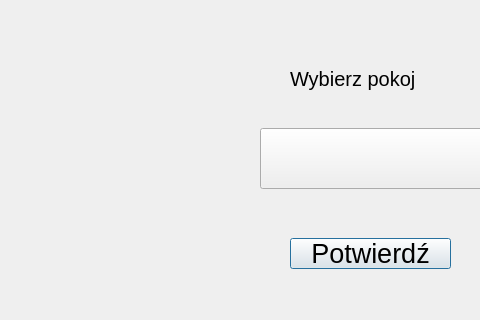
Before: the Qt Designer form src/client/room.ui in x-Yoshida/SK2-Projekt, drawn with Qt 5; both pictures show x 0 to 480 and y 172 to 492 of the 1000 by 800 pixel window.
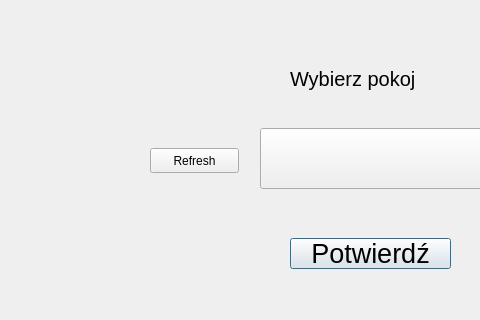
After: the same form once the commit is applied.

Patch:
```diff
--- a/src/client/room.ui
+++ b/src/client/room.ui
@@ -81,6 +81,19 @@
      <string>add new room</string>
     </property>
    </widget>
+   <widget class="QPushButton" name="refreshButton">
+    <property name="geometry">
+     <rect>
+      <x>90</x>
+      <y>330</y>
+      <width>89</width>
+      <height>25</height>
+     </rect>
+    </property>
+    <property name="text">
+     <string>Refresh</string>
+    </property>
+   </widget>
   </widget>
  </widget>
  <resources/>
```
